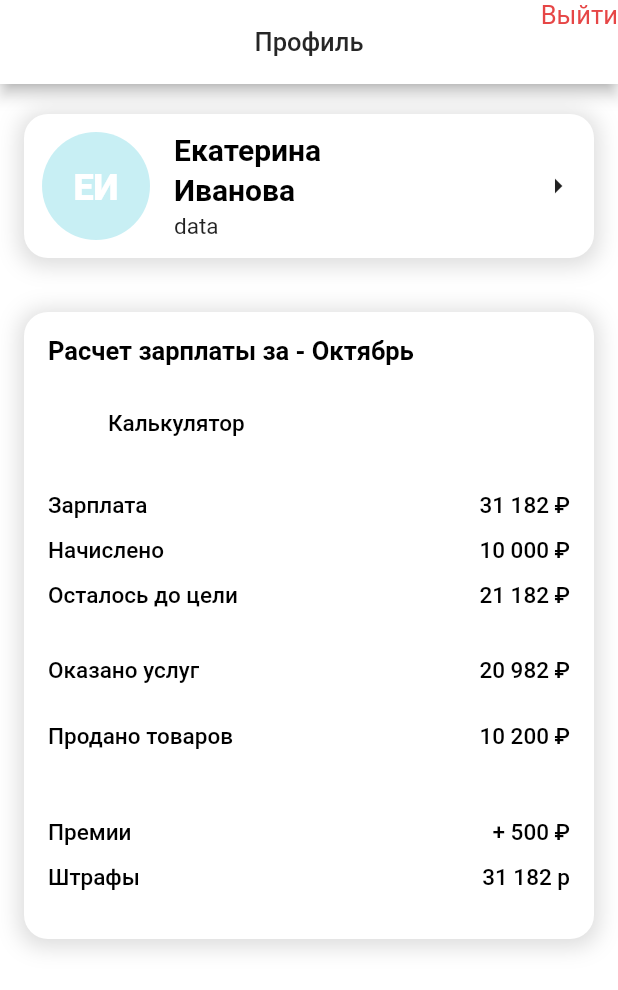
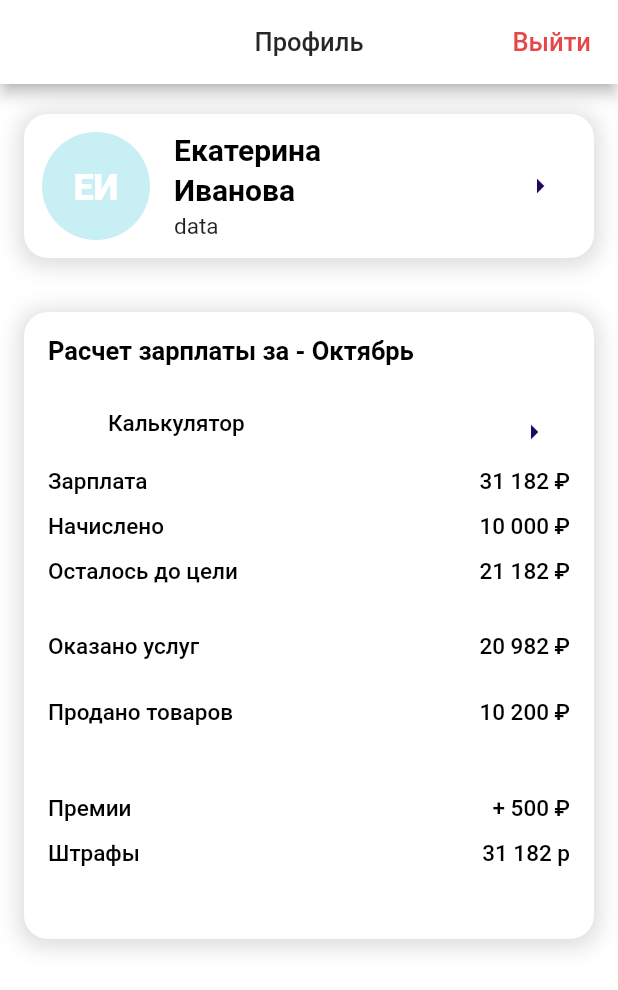
Before and after one commit to Fantom2018/Beauty_test_TOPit, a Flutter app: the screen it shows after launch, on a phone screen of 412 x 824 dp. Shown: the top 990 px of the screen. Run offline on Flutter 3.47's test engine with Material 2 defaults, Android fonts, the phone set to English and light mode, and no system bars; our stand-ins replace date_picker_timeline, get, image_picker; Roboto replaces fonts that are missing (SF-Pro-Text-Medium, SF-Pro-Text-Regular).

Commit message:
variant 2

```diff
--- /dev/null
+++ b/lib/getx_all/controllers/avatar_images_controller.dart
@@ -0,0 +1,28 @@
+import 'dart:io';
+
+import 'package:get/get.dart';
+import 'package:get/state_manager.dart';
+import 'package:image_picker/image_picker.dart';
+
+import '../../widgets/color_constants.dart';
+
+class AvatarImagesController extends GetxController {
+  var selectedImagePath = ''.obs;
+  var selectedImageSize = ''.obs;
+  final ImagePicker _picker = ImagePicker();
+
+  void getImage(ImageSource imageSource) async {
+    final  image = await _picker.pickImage(source: ImageSource.gallery);
+    /*final XFile? photo = await _picker.pickImage(source: ImageSource.camera);*/
+    if (image != null){
+      selectedImagePath.value = image.path;
+      selectedImageSize.value = ((File(selectedImagePath.value)).lengthSync()/1024/1024).toStringAsFixed(2)+"Mb";
+    }else{
+      Get.snackbar('Error', 'Рисунок не выбран',
+        snackPosition: SnackPosition.BOTTOM,
+        backgroundColor: StColor.purple9_Color,
+        colorText: StColor.yellow9_Color,
+      );
+    }
+  }
+}
--- a/lib/main.dart
+++ b/lib/main.dart
@@ -1,7 +1,7 @@
 
 import 'package:beautician_app/routs/pages_routs.dart';
 import 'package:beautician_app/screens/login_lk_screen.dart';
-//import 'package:beautician_app/screens/master_profile_screen.dart';
+import 'package:beautician_app/screens/master_screens/master_profile_screen.dart';
 import 'package:flutter/material.dart';
 import 'package:flutter/services.dart';
 import 'package:get/get.dart';
--- a/lib/routs/app_routes.dart
+++ b/lib/routs/app_routes.dart
@@ -1,8 +1,12 @@
-part of 'pages_routs.dart';
+//part of 'pages_routs.dart';
 
 abstract class Routes {
   // Main Menu Route
-  static const WELCOME = '/master_profile_screen';
+  static const MASTER_PROFILE = '/master_profile_screen';
+  static const MASTER_PERSONAL = '/master_screens/master_personal_screen';
   static const LOGIN = '/login_lk_screen';
   static const MAIN_TODO = '/base_screen_todo';
+  static const MASTER_CALCULATOR = '/master_screens/masters_calculator';
+  static const sessionDetails = '/session_screens/session_details';
+
 }
--- a/lib/routs/pages_routs.dart
+++ b/lib/routs/pages_routs.dart
@@ -1,15 +1,16 @@
+import 'package:get/get.dart';
+//import 'package:mobile_cosm/screens/master_screens/masters_calculator.dart';
+import '../screens/login_lk_screen.dart';
+import '../screens/base_screen_todo.dart';
+import '../screens/master_screens/master_personal_screen.dart';
+import '../screens/master_screens/master_profile_screen.dart';
+//import '../screens/session_screens/session_details.dart';
+import 'app_routes.dart';
 
 
-import 'package:get/get.dart';
-import '../core.dart';
-import '../screens/login_lk_screen.dart';
-import '../screens/master_profile_screen.dart';
-import '../screens/base_screen_todo.dart';
-
-part 'app_routes.dart';
 
 class AppPages {
-  static const INITIAL = Routes.WELCOME;
+  static const INITIAL = Routes.MASTER_PROFILE;
 
   static final routes = [
     GetPage(
@@ -17,13 +18,26 @@ class AppPages {
       page: () =>  TodoMainScreen(),
     ),
     GetPage(
-      name: Routes.WELCOME,
-      page: () => MasterProfileScreen(),
-    ),
-
-    GetPage(
       name: Routes.LOGIN,
       page: () => const ProfileLoginScreen(),
     ),
+    GetPage(
+      name: Routes.MASTER_PROFILE,
+      page: () => MasterProfileScreen(),
+    ),
+    GetPage(
+      name: Routes.MASTER_PERSONAL,
+      page: () => MasterPersonalScreen(),
+    ),
+   /* GetPage(
+      name: Routes.MASTER_CALCULATOR,
+      page: () => const MasterCalculatorScreen(),
+    ),
+    GetPage(
+      name: Routes.sessionDetails,
+      page: () => const SessionDetails(),
+    ),*/
+
+
   ];
 }
--- a/lib/screens/login_lk_screen.dart
+++ b/lib/screens/login_lk_screen.dart
@@ -2,7 +2,7 @@ import 'package:beautician_app/widgets/color_constants.dart';
 import 'package:beautician_app/widgets/constants.dart';
 import 'package:beautician_app/widgets/rounded_button.dart';
 import 'package:flutter/material.dart';
-import 'beautician_profile_screen.dart';
+
 import 'package:get/get.dart';
 
 
@@ -77,7 +77,7 @@ class ProfileLoginScreen extends StatelessWidget {
                   child: TextField(
                     textAlign: TextAlign.center,
                     onChanged: (value) {
-                      var phone =value;
+                      //var phone =value;
                     },
                     decoration: kTextFieldDecoration.copyWith(hintText: 'Телефон' ),
                     style: TextStyle(
--- a/lib/screens/master_profile_screen.dart
+++ b/lib/screens/master_screens/master_profile_screen.dart
@@ -1,23 +1,22 @@
 
-
-import 'package:beautician_app/getx_all/controllers/month_dd_menu_controller.dart';
-import 'package:beautician_app/widgets/color_constants.dart';
 import 'package:flutter/material.dart';
+import 'package:get/get.dart';
 import 'package:get/get_core/src/get_main.dart';
 import 'package:get/get_state_manager/src/rx_flutter/rx_obx_widget.dart';
 
-class MasterProfileScreen extends StatelessWidget {
+import '../../getx_all/controllers/avatar_images_controller.dart';
+import '../../getx_all/controllers/month_dd_menu_controller.dart';
+import '../../routs/app_routes.dart';
+import '../../widgets/color_constants.dart';
+
+
+class MasterProfileScreen extends GetView<AvatarImagesController>{
   static const List _monthsName =[
     'Январь', 'Февраль', 'Март', 'Апрель', 'Май','Июнь','Июль','Август','Сентябрь','Ноябрь','Декабрь'
   ];
   late String _monthsVal;
   MonthController monthController = MonthController();
   MasterProfileScreen({Key? key}) : super(key: key);
-
-
-
-
-
 
   @override
   Widget build(BuildContext context) {
@@ -35,11 +34,16 @@ class MasterProfileScreen extends StatelessWidget {
           centerTitle: true,
 
           actions:  <Widget>[
-            Text('Выйти',
+            Center(
+              child: TextButton(
+                  child: const Text('Выйти',
                       style: TextStyle(fontSize: 17, fontFamily: 'SF-Pro-Text-Regular', color: Color(0xFFE64646),
                       ),
-              textAlign: TextAlign.center,
+                      textAlign: TextAlign.center),
+                  onPressed: () { Get.back(result: true); }
               ),
+            ),     /// Color(0xFFE64646)
+            SizedBox(width: 10.0)
           ],
 
         ),
@@ -101,7 +105,9 @@ class MasterProfileScreen extends StatelessWidget {
                     const SizedBox(width: 16.0),
                     Spacer(),
                     Container(
-                      child: Icon(Icons.arrow_right),
+                      child: IconButton( onPressed: () {
+                        Get.toNamed(Routes.MASTER_PERSONAL);
+                      }, icon: const Icon(Icons.arrow_right, color: StColor.purple9_Color,)),
                     )
                   ],
                 ),
@@ -129,6 +135,7 @@ class MasterProfileScreen extends StatelessWidget {
                           'Расчет зарплаты за - Октябрь',
                           style: TextStyle(fontSize: 17,fontWeight: FontWeight.w600, color: Colors.black),
                         ),
+
                         /*Obx( () => DropdownButton(
                           value:  _monthsVal,
                           onChanged: (newValue){
@@ -143,7 +150,9 @@ class MasterProfileScreen extends StatelessWidget {
                       ],
                     ),
                     SizedBox(height: 24.0),
-                    Row(
+                    Container(
+                      height: 28,
+                      child: Row(
                         children: [
                           Container(
                             width: 28, height: 28,
@@ -156,11 +165,15 @@ class MasterProfileScreen extends StatelessWidget {
                             'Калькулятор',
                             style: TextStyle(fontSize: 15,fontWeight: FontWeight.w500, color: Colors.black),
                           ),
-
+                          Spacer(),
+                          IconButton( onPressed: () {
+                            Get.toNamed(Routes.MASTER_CALCULATOR);
+                          }, icon: const Icon(Icons.arrow_right, color: StColor.purple9_Color,)),
 
                         ],
                       ),
-                    SizedBox(height: 16.0),
+                    ),
+                    // SizedBox(height: 16.0),
                     SizedBox(height: 16.0),
 
                     Row(mainAxisAlignment: MainAxisAlignment.spaceBetween,
--- a/lib/widgets/color_constants.dart
+++ b/lib/widgets/color_constants.dart
@@ -3,14 +3,19 @@ import 'dart:ui';
 class StColor{
   static const Color wBackGroundColor = Color(0xFFFFFFFF);
   static const Color backGroundColor = Color(0xFFecf1f4);
+  static const Color light_backGroundColor = Color(0xFFF9F9F9);
+  static const Color w_backGroundColor = Color(0xFFFFFFFF);
+  static const Color black_Color = Color(0xFF000000);
   static const Color blueA_Color = Color(0xFFecf1f4);
   static const Color lColor1 = Color(0xFFE1A19B);
   static const Color lColor2 = Color(0xFFE1A19B);
   static const Color texgtColor1 = Color(0xFFAAABB8);
+
+  static const Color blue_Color = Color(0xFFC8EFF4);
   static const Color blue1_Color = Color(0xFFE6F7FF);
-  static const Color blue_Color = Color(0xFFC8EFF4);
   static const Color blue6_Color = Color(0xFF1890FF);
   static const Color blue9_Color = Color(0xFF003A8C);
+
   static const Color volcano1_Color = Color(0xFFFFF2E8);
   static const Color volcano5_Color = Color(0xFFFF7A45);
   static const Color volcano9_Color = Color(0xFF871400);
@@ -20,15 +25,12 @@ class StColor{
   static const Color yellow1_Color = Color(0xFFFEFFE6);
   static const Color yellow7_Color = Color(0xFFD4B106);
   static const Color yellow9_Color = Color(0xFF876800);
-  static const Color gray1_Color = Color(0xFFF5F5F5);
+  static const Color gray1_Color = Color(0xFFaaabbb);
   static const Color gray8_Color = Color(0xFF595959);
   static const Color gray9_Color = Color(0xFF262626);
   static const Color purple1_Color = Color(0xFFF9F0FF);
   static const Color purple6_Color = Color(0xFF722ED1);
   static const Color purple9_Color = Color(0xFF22075E);
-
-
-
 
   static const Color shadowColor = Color(0xFFDCDCDC);
   static const Color sfColor = Color(0xFF4C4C58);
@@ -48,4 +50,23 @@ class StColor{
 
 
 
+/*
+  static const Color shadowColor = Color(0xFFDCDCDC);
+  static const Color sfColor = Color(0xFF4C4C58);
+  static const Color sfColorb = Color(0xFF66AFD9);
+  static const Color batColor = Color(0xFFC8EFF4);
+  static const Color datColor = Color(0xFF66AFD9);
+
+  static const Color mainColor  = Color(0xFF192c49);
+  static const Color green=Color(0xFF73be93);
+  static const Color idColor = Color(0xff9b9da1);
+  static const Color selectBackground = Color(0xFFf1f4f8);
+  static const Color selectColor = Color(0xFF6f7c8b);
+  static const Color halfOval = Color(0xFF646f80);
+  static const Color cancelColor = Color(0xFF3c4b60);
+  static const Color wlColor = Color(0xFFf1f4f8);
+  static const Color dColor = Color(0xFF66AFD9);*/
+
+
+
 }
--- a/pubspec.yaml
+++ b/pubspec.yaml
@@ -24,11 +24,14 @@ dependencies:
   date_picker_timeline: ^1.2.3
   syncfusion_flutter_calendar: ^19.4.50
   calendar_appbar: ^0.0.6
+  image_picker: ^0.8.4+9
+  image_cropper: ^1.5.0
+  flutter_image_compress: ^1.1.0
+  star_menu: ^2.1.1
   #table_calendar: ^3.0.3
   #dio: ^4.0.4
   #json_annotation: ^4.4.0
   #json_serializable: ^6.1.4
-  #flutter_bloc: ^8.0.1
   #equatable: ^2.0.3
 
   #dio_http_formatter: ^2.1.0
```
Also changed, not shown: lib/screens/beautician_profile_screen.dart (deleted, +0 -28 lines), lib/screens/master_screens/master_personal_screen.dart (added, +326 -0 lines), lib/screens/session_screens/seans_start_info_screen.dart (added), pubspec.lock. Lines whose indentation alone changed are shown as unchanged.
